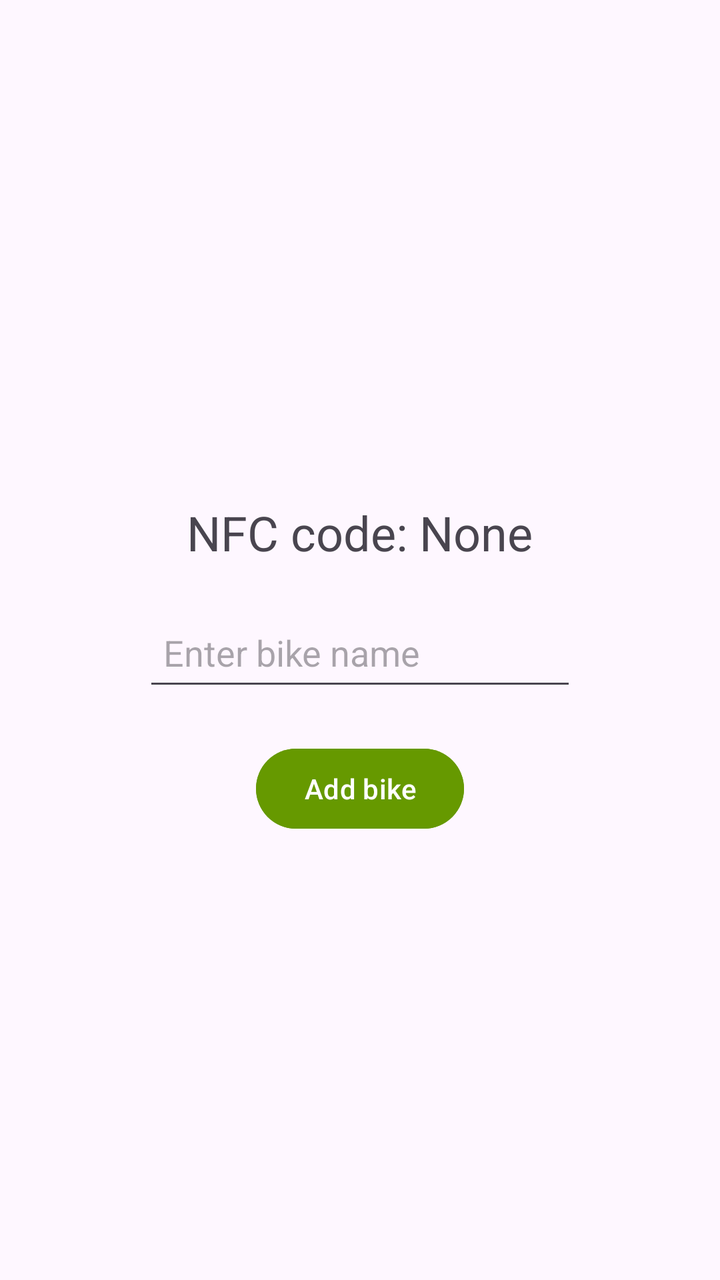
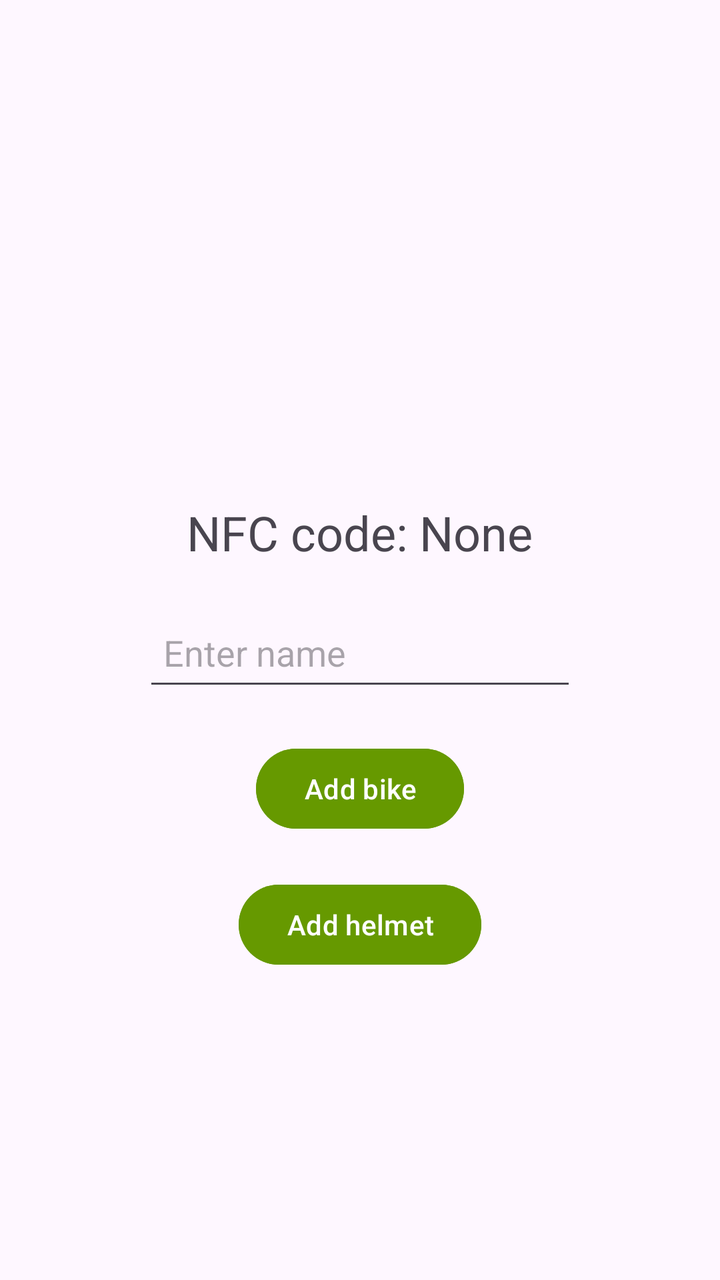

An Android layout rendered at two revisions. The XML below is the earlier revision; the diff shows what the commit changed to produce the second picture.
<!-- AndroidManifest.xml: application theme Theme.NFCReader -->
<!-- res/layout/activity_add_bike.xml -->
<ScrollView
    xmlns:android="http://schemas.android.com/apk/res/android"
    android:layout_width="match_parent"
    android:layout_height="match_parent">

    <RelativeLayout
        android:layout_width="match_parent"
        android:layout_height="wrap_content">

        <TextView
            android:id="@+id/nfcTextView"
            android:layout_width="wrap_content"
            android:layout_height="wrap_content"
            android:text="NFC code: None"
            android:textSize="24sp"
            android:layout_marginTop="250dp"
            android:layout_centerHorizontal="true" />

        <EditText
            android:id="@+id/bikeNameEditText"
            android:layout_width="650px"
            android:layout_height="wrap_content"
            android:layout_below="@id/nfcTextView"
            android:layout_centerHorizontal="true"
            android:layout_marginTop="20dp"
            android:hint="Enter bike name"
            android:minHeight="48dp"
            android:padding="10dp"
            android:textSize="18sp" />

        <Button
            android:id="@+id/addButton"
            android:layout_width="wrap_content"
            android:layout_height="wrap_content"
            android:text="Add bike"
            android:layout_below="@id/bikeNameEditText"
            android:layout_marginTop="20dp"
            android:layout_centerHorizontal="true"
            android:textColor="@android:color/white"
            android:backgroundTint="@android:color/holo_green_dark"/>

    </RelativeLayout>
</ScrollView>
<!-- resources referenced by this layout -->
<resources>
  <style name="Theme.NFCReader" parent="Base.Theme.NFCReader" />
  <style name="Base.Theme.NFCReader" parent="Theme.Material3.DayNight.NoActionBar">
          
          
      </style>
</resources>

<!-- the commit's change to res/layout/activity_add_bike.xml (unified diff, before → after) -->
@@ -23,7 +23,7 @@
             android:layout_below="@id/nfcTextView"
             android:layout_centerHorizontal="true"
             android:layout_marginTop="20dp"
-            android:hint="Enter bike name"
+            android:hint="Enter name"
             android:minHeight="48dp"
             android:padding="10dp"
             android:textSize="18sp" />
@@ -39,5 +39,16 @@
             android:textColor="@android:color/white"
             android:backgroundTint="@android:color/holo_green_dark"/>
 
+        <Button
+            android:id="@+id/addHelmetButton"
+            android:layout_width="wrap_content"
+            android:layout_height="wrap_content"
+            android:text="Add helmet"
+            android:layout_below="@id/addButton"
+            android:layout_marginTop="20dp"
+            android:layout_centerHorizontal="true"
+            android:textColor="@android:color/white"
+            android:backgroundTint="@android:color/holo_green_dark"/>
+
     </RelativeLayout>
 </ScrollView>
